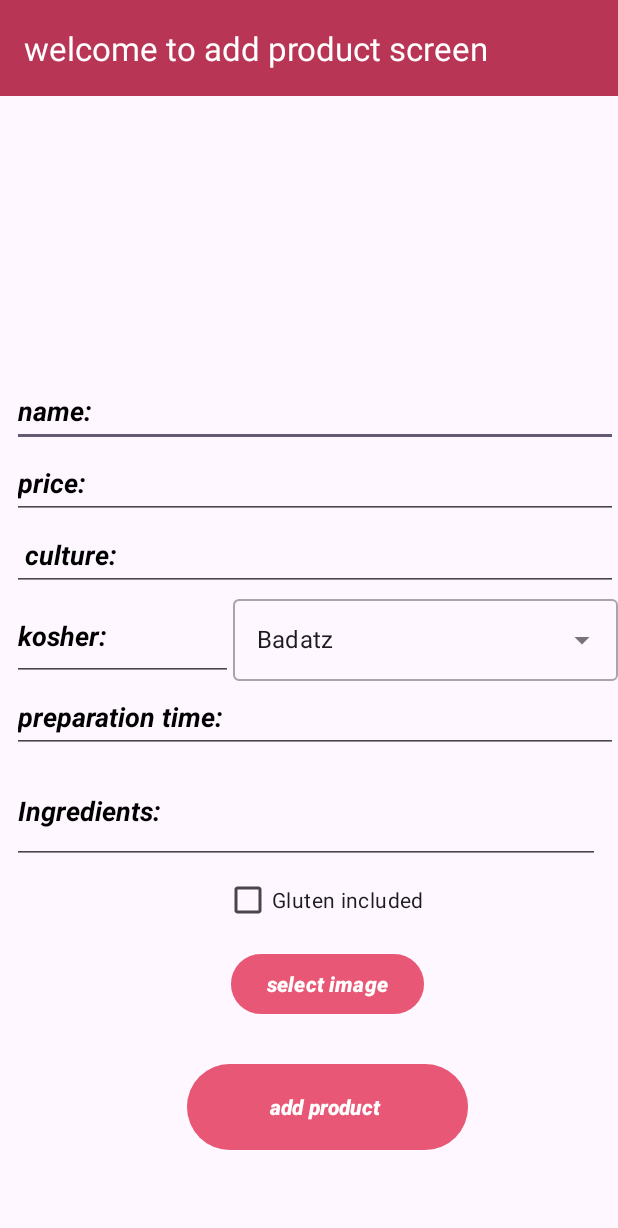
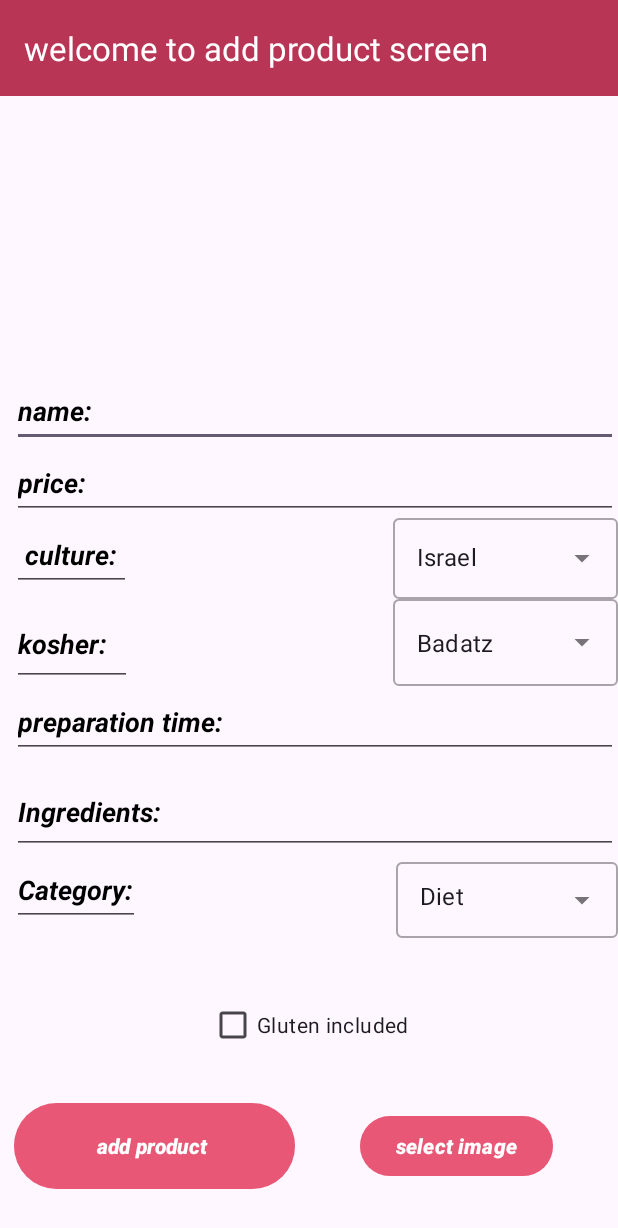
Before and after one commit to OkaviDaniel/TheLocalPlates, an Android app: the AddProductActivity screen opened directly, with no data from a screen before it, on a phone screen of 412 x 824 dp. Shown: the top 1228 px of the screen. Run offline under Robolectric (Android 15) with nearby library versions, the phone set to English and light mode, and no system bars.

```diff
--- a/app/src/main/AndroidManifest.xml
+++ b/app/src/main/AndroidManifest.xml
@@ -15,6 +15,9 @@
         android:supportsRtl="true"
         android:theme="@style/Theme.TheLocalPlates8"
         tools:targetApi="31">
+        <activity
+            android:name=".activity.ResultsActivity"
+            android:exported="false" />
         <activity
             android:name=".activity.EditProductActivity"
             android:exported="false" />
--- a/app/src/main/java/com/example/thelocalplates8/AddProductActivity.java
+++ b/app/src/main/java/com/example/thelocalplates8/AddProductActivity.java
@@ -29,6 +29,8 @@ public class AddProductActivity extends AppCompatActivity {
     private Uri imageUri;
 
     private String[] kashrotList = {"Badatz", "Mehadrin", "Beit Yosef", "None", "Other"};
+    private String[] categoryList = {"Diet", "Pasta", "Fish", "Burger", "Healthy","Soup"};
+    private String[] cultureList = {"Asia", "Arab", "French", "Moroccan", "Israel"};
 
     @Override
     protected void onCreate(Bundle savedInstanceState) {
@@ -41,6 +43,7 @@ public class AddProductActivity extends AppCompatActivity {
         EditText kosherEditText = (EditText) findViewById(R.id.editTextKosher);
         EditText preparationTimeEditText = (EditText) findViewById(R.id.editTextPreparationTime);
         EditText ingredientsEditText = (EditText) findViewById(R.id.contains);
+        EditText categoryEditText = (EditText) findViewById(R.id.editTextCategory);
         CheckBox glutenCheckBox = (CheckBox)findViewById(R.id.checkBoxGluten);
 
         Button selectImageButton = (Button) findViewById(R.id.buttonSelectProductImage);
@@ -51,12 +54,20 @@ public class AddProductActivity extends AppCompatActivity {
         ArrayAdapter<String> adapterItems = new ArrayAdapter<String>(this, R.layout.dropdown_items, kashrotList);
         autoCompleteTextView.setAdapter(adapterItems);
 
+        AutoCompleteTextView autoCompleteTextViewCulture = findViewById(R.id.auto_complete_culture);
+        ArrayAdapter<String> adapterItemsCulture = new ArrayAdapter<String>(this, R.layout.dropdown_items, cultureList);
+        autoCompleteTextViewCulture.setAdapter(adapterItemsCulture);
+
+        AutoCompleteTextView autoCompleteTextViewCategory = findViewById(R.id.auto_complete_category);
+        ArrayAdapter<String> adapterItemsCategory = new ArrayAdapter<String>(this, R.layout.dropdown_items, categoryList);
+        autoCompleteTextViewCategory.setAdapter(adapterItemsCategory);
 
         SharedPreferences sp = getSharedPreferences("MyUserPrefs", Context.MODE_PRIVATE);
         String businessId = sp.getString("businessId", "");
 
         kosherEditText.setInputType(InputType.TYPE_NULL);
-
+        productCultureEditText.setInputType(InputType.TYPE_NULL);
+        categoryEditText.setInputType(InputType.TYPE_NULL);
 
         selectImageButton.setOnClickListener(new View.OnClickListener() {
             @Override
@@ -73,15 +84,17 @@ public class AddProductActivity extends AppCompatActivity {
                 // Need to implement a way that prevent from the user to create the same product twice.
                 String productName = productNameEditText.getText().toString();
                 double productPrice = Double.parseDouble(productPriceEditText.getText().toString());
-                String productCulture = productCultureEditText.getText().toString();
+//                String productCulture = productCultureEditText.getText().toString();
+                String productCulture = autoCompleteTextViewCulture.getText().toString();
 //                String kosher = kosherEditText.getText().toString();
                 String kosher = autoCompleteTextView.getText().toString();
                 String preparationTime = preparationTimeEditText.getText().toString();
                 String ingredients = ingredientsEditText.getText().toString();
+                String productCategory = autoCompleteTextViewCategory.getText().toString();
 
                 ProductController productController = new ProductController();
                 productController.addProduct(businessId, productName, productPrice, productCulture,
-                        kosher, preparationTime, ingredients, new ProductController.ProductIdInterface() {
+                        kosher, preparationTime, ingredients, productCategory, new ProductController.ProductIdInterface() {
                             @Override
                             public void onProductIdInterface(String productId) {
                                 Log.d("Add product", "adding product!");
--- a/app/src/main/res/layout/activity_add_product.xml
+++ b/app/src/main/res/layout/activity_add_product.xml
@@ -73,25 +73,48 @@
 
     <EditText
         android:id="@+id/editTextProductCulture"
-        android:layout_width="0dp"
-        android:layout_height="wrap_content"
+        android:layout_width="79dp"
+        android:layout_height="48dp"
         android:autofillHints=""
         android:ems="10"
-        android:textStyle="bold|italic"
         android:hint=" culture:"
         android:inputType="text"
         android:minHeight="48dp"
         android:textColorHint="#000000"
+        android:textStyle="bold|italic"
         app:layout_constraintEnd_toEndOf="@+id/editTextProductPrice"
         app:layout_constraintHorizontal_bias="0.0"
         app:layout_constraintStart_toStartOf="@+id/editTextProductPrice"
         app:layout_constraintTop_toBottomOf="@+id/editTextProductPrice"
         tools:ignore="VisualLintTextFieldSize" />
 
+    <com.google.android.material.textfield.TextInputLayout
+        android:id="@+id/textInputLayout2"
+        style="@style/Widget.MaterialComponents.TextInputLayout.OutlinedBox.ExposedDropdownMenu"
+        android:layout_width="150dp"
+        android:layout_height="59dp"
+        app:layout_constraintBottom_toTopOf="@+id/textInputLayout"
+        app:layout_constraintEnd_toEndOf="parent"
+        app:layout_constraintHorizontal_bias="1.0"
+        app:layout_constraintStart_toEndOf="@+id/editTextProductCulture"
+        app:layout_constraintTop_toBottomOf="@+id/editTextProductPrice"
+        app:layout_constraintVertical_bias="0.562">
+
+        <AutoCompleteTextView
+            android:id="@+id/auto_complete_culture"
+            android:layout_width="match_parent"
+            android:layout_height="match_parent"
+            android:inputType="none"
+            android:text="Israel"
+            tools:ignore="TouchTargetSizeCheck" />
+
+    </com.google.android.material.textfield.TextInputLayout>
+
     <EditText
         android:id="@+id/editTextKosher"
-        android:layout_width="147dp"
-        android:layout_height="60dp"
+        android:layout_width="80dp"
+        android:layout_height="55dp"
+        android:layout_marginTop="8dp"
         android:autofillHints=""
         android:ems="10"
         android:hint="kosher:"
@@ -124,9 +147,9 @@
 
     <EditText
         android:id="@+id/contains"
-        android:layout_width="392dp"
-        android:layout_height="70dp"
-        android:layout_marginTop="52dp"
+        android:layout_width="0dp"
+        android:layout_height="56dp"
+        android:layout_marginTop="56dp"
         android:autofillHints=""
         android:ems="10"
         android:hint="Ingredients: "
@@ -134,25 +157,64 @@
         android:minHeight="48dp"
         android:textColorHint="#000000"
         android:textStyle="bold|italic"
-        app:layout_constraintEnd_toEndOf="@+id/editTextKosher"
+        app:layout_constraintEnd_toEndOf="parent"
         app:layout_constraintHorizontal_bias="0.0"
         app:layout_constraintStart_toStartOf="@+id/editTextKosher"
         app:layout_constraintTop_toBottomOf="@+id/editTextKosher"
         tools:ignore="VisualLintTextFieldSize" />
+
+    <EditText
+        android:id="@+id/editTextCategory"
+        android:layout_width="85dp"
+        android:layout_height="48dp"
+        android:ems="10"
+        android:inputType="text"
+        android:hint="Category: "
+        android:textColorHint="#000000"
+        android:textStyle="bold|italic"
+        app:layout_constraintBottom_toTopOf="@+id/checkBoxGluten"
+        app:layout_constraintEnd_toEndOf="@+id/editTextKosher"
+        app:layout_constraintHorizontal_bias="0.0"
+        app:layout_constraintStart_toStartOf="@+id/contains"
+        app:layout_constraintTop_toBottomOf="@+id/contains"
+        app:layout_constraintVertical_bias="0.0" />
+
+    <com.google.android.material.textfield.TextInputLayout
+        android:id="@+id/textInputLayout3"
+        style="@style/Widget.MaterialComponents.TextInputLayout.OutlinedBox.ExposedDropdownMenu"
+        android:layout_width="148dp"
+        android:layout_height="56dp"
+        app:layout_constraintBottom_toBottomOf="@+id/editTextCategory"
+        app:layout_constraintEnd_toEndOf="parent"
+        app:layout_constraintHorizontal_bias="1.0"
+        app:layout_constraintStart_toEndOf="@+id/editTextCategory"
+        app:layout_constraintTop_toTopOf="@+id/editTextCategory"
+        app:layout_constraintVertical_bias="0.0">
+
+        <AutoCompleteTextView
+            android:id="@+id/auto_complete_category"
+            android:layout_width="match_parent"
+            android:layout_height="match_parent"
+            android:inputType="none"
+            android:text="@string/diet"
+            tools:ignore="TouchTargetSizeCheck" />
+
+    </com.google.android.material.textfield.TextInputLayout>
 
     <Button
         android:id="@+id/buttonSelectProductImage"
         android:layout_width="wrap_content"
         android:layout_height="wrap_content"
         android:layout_marginStart="16dp"
-        android:layout_marginTop="56dp"
         android:backgroundTint="#74DF143D"
         android:text="select image"
         android:textColorHint="#FFFBF6"
         android:textStyle="bold|italic"
+        app:layout_constraintBottom_toBottomOf="@+id/buttonAddProduct"
         app:layout_constraintEnd_toEndOf="parent"
+        app:layout_constraintHorizontal_bias="0.833"
         app:layout_constraintStart_toStartOf="@+id/editTextPreparationTime"
-        app:layout_constraintTop_toBottomOf="@+id/contains" />
+        app:layout_constraintTop_toTopOf="@+id/buttonAddProduct" />
 
     <Button
         android:id="@+id/buttonAddProduct"
@@ -162,10 +224,11 @@
         android:text="add product "
         android:textStyle="bold|italic"
         app:layout_constraintBottom_toBottomOf="parent"
-        app:layout_constraintEnd_toEndOf="@+id/buttonSelectProductImage"
-        app:layout_constraintStart_toStartOf="@+id/buttonSelectProductImage"
-        app:layout_constraintTop_toBottomOf="@+id/buttonSelectProductImage"
-        app:layout_constraintVertical_bias="0.326"
+        app:layout_constraintEnd_toEndOf="parent"
+        app:layout_constraintHorizontal_bias="0.043"
+        app:layout_constraintStart_toStartOf="parent"
+        app:layout_constraintTop_toBottomOf="@+id/checkBoxGluten"
+        app:layout_constraintVertical_bias="0.466"
         tools:ignore="VisualLintButtonSize" />
 
     <ImageView
@@ -178,14 +241,16 @@
         app:layout_constraintTop_toBottomOf="@+id/AddProductWelcomeTextView" />
 
     <com.google.android.material.textfield.TextInputLayout
-        android:layout_width="0dp"
+        android:id="@+id/textInputLayout"
+        style="@style/Widget.MaterialComponents.TextInputLayout.OutlinedBox.ExposedDropdownMenu"
+        android:layout_width="150dp"
         android:layout_height="0dp"
         app:layout_constraintBottom_toTopOf="@+id/editTextPreparationTime"
         app:layout_constraintEnd_toEndOf="parent"
+        app:layout_constraintHorizontal_bias="1.0"
         app:layout_constraintStart_toEndOf="@+id/editTextKosher"
         app:layout_constraintTop_toBottomOf="@+id/editTextProductCulture"
-        style="@style/Widget.MaterialComponents.TextInputLayout.OutlinedBox.ExposedDropdownMenu"
-        >
+        app:layout_constraintVertical_bias="0.0">
 
         <AutoCompleteTextView
             android:id="@+id/auto_complete_textview"
@@ -202,12 +267,12 @@
         android:layout_width="wrap_content"
         android:layout_height="wrap_content"
         android:text="Gluten included"
-        app:layout_constraintBottom_toTopOf="@+id/buttonSelectProductImage"
-        app:layout_constraintEnd_toEndOf="@+id/buttonSelectProductImage"
-        app:layout_constraintHorizontal_bias="1.0"
-        app:layout_constraintStart_toStartOf="@+id/buttonSelectProductImage"
+        app:layout_constraintBottom_toBottomOf="parent"
+        app:layout_constraintEnd_toEndOf="parent"
+        app:layout_constraintHorizontal_bias="0.484"
+        app:layout_constraintStart_toStartOf="@+id/contains"
         app:layout_constraintTop_toBottomOf="@+id/contains"
-        app:layout_constraintVertical_bias="0.0" />
+        app:layout_constraintVertical_bias="0.435" />
 
 
 </androidx.constraintlayout.widget.ConstraintLayout>
--- a/app/src/main/res/values/strings.xml
+++ b/app/src/main/res/values/strings.xml
@@ -69,4 +69,6 @@
     <string name="businessText">Business</string>
     <string name="kashrot">Kashrot</string>
     <string name="badatz">Badatz</string>
+    <string name="other">Other</string>
+    <string name="diet">Diet</string>
 </resources>
```
Also changed, not shown: app/src/main/java/com/example/thelocalplates8/Controllers/CartController.java (+9 -4 lines), app/src/main/java/com/example/thelocalplates8/Controllers/ProductController.java (+29 -2 lines), app/src/main/java/com/example/thelocalplates8/Models/ProductModel.java (+10 -0 lines), app/src/main/java/com/example/thelocalplates8/activity/MainActivity.java (+24 -2 lines), app/src/main/java/com/example/thelocalplates8/activity/ResultsActivity.java (added, +46 -0 lines), app/src/main/java/com/example/thelocalplates8/adapters/ProductBusinessAdapter.java (+13 -1 lines), app/src/main/java/com/example/thelocalplates8/adapters/ProductResultAdapter.java (added, +66 -0 lines), app/src/main/res/layout/activity_results.xml (added, +20 -0 lines), app/src/main/res/layout/item_product2.xml (added, +56 -0 lines).
